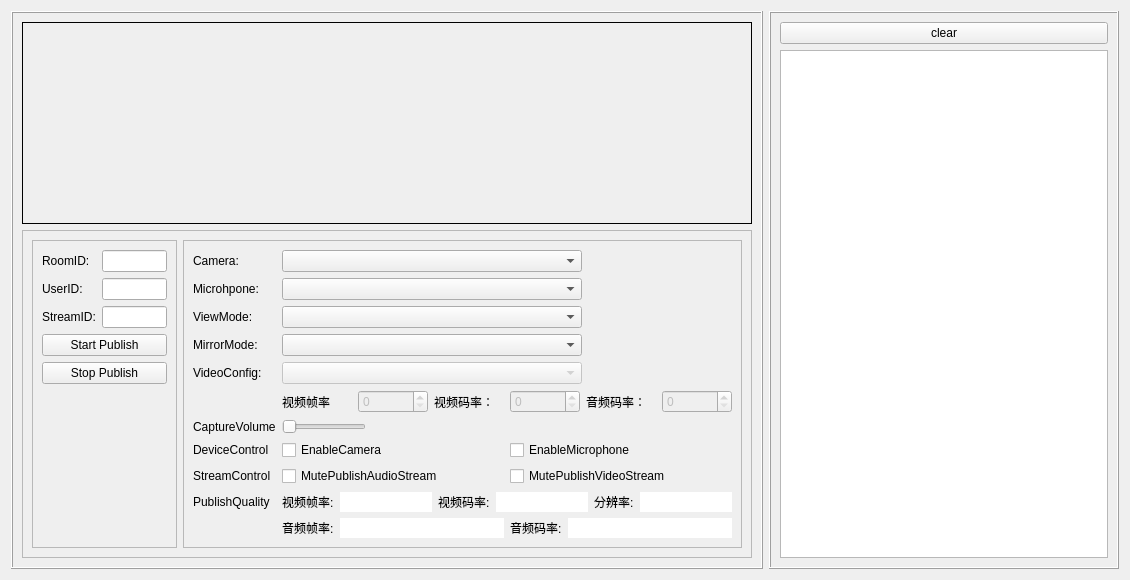
Old version of the form Publish/ZegoPublishDemo.ui in the repository zegoim/zego-express-example-topics-cpp.
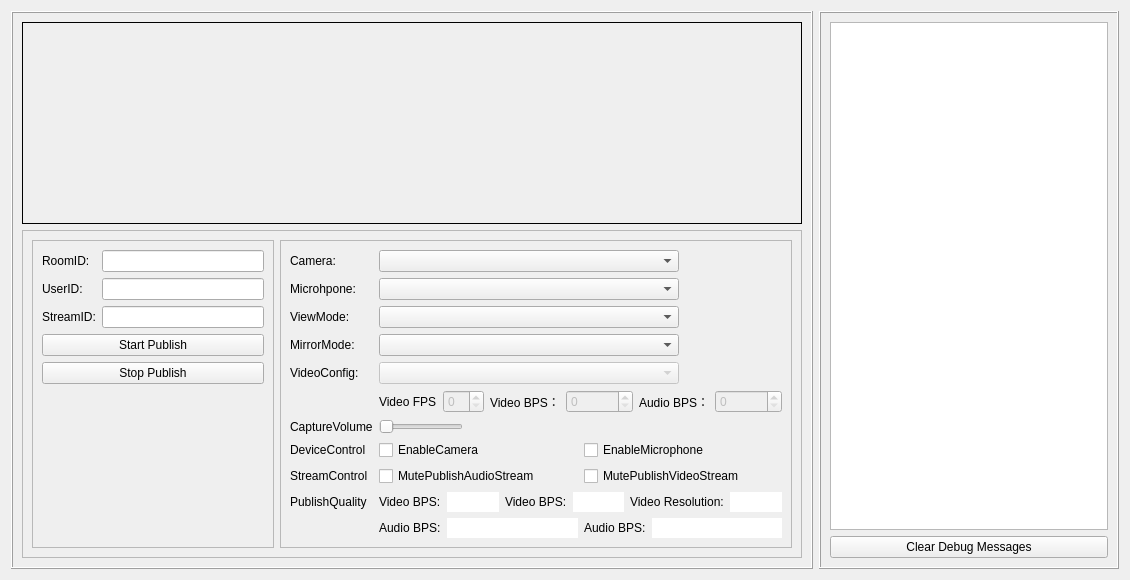
New version of the form.

```diff
--- a/Publish/ZegoPublishDemo.ui
+++ b/Publish/ZegoPublishDemo.ui
@@ -13,7 +13,7 @@
   <property name="windowTitle">
    <string>Form</string>
   </property>
-  <layout class="QHBoxLayout" name="horizontalLayout" stretch="2,1">
+  <layout class="QHBoxLayout" name="horizontalLayout" stretch="3,1">
    <item>
     <widget class="QFrame" name="frame">
      <property name="frameShape">
@@ -44,7 +44,7 @@
         <property name="frameShadow">
          <enum>QFrame::Raised</enum>
         </property>
-        <layout class="QHBoxLayout" name="horizontalLayout_3">
+        <layout class="QHBoxLayout" name="horizontalLayout_3" stretch="1,2">
          <item>
           <widget class="QFrame" name="frame_4">
            <property name="frameShape">
@@ -320,7 +320,7 @@
               <item>
                <widget class="QLabel" name="label_16">
                 <property name="text">
-                 <string>音频帧率:</string>
+                 <string>Audio BPS:</string>
                 </property>
                </widget>
               </item>
@@ -337,7 +337,7 @@
               <item>
                <widget class="QLabel" name="label_17">
                 <property name="text">
-                 <string>音频码率:</string>
+                 <string>Audio BPS:</string>
                 </property>
                </widget>
               </item>
@@ -358,7 +358,7 @@
               <item>
                <widget class="QLabel" name="label_8">
                 <property name="text">
-                 <string>视频帧率:</string>
+                 <string>Video BPS:</string>
                 </property>
                </widget>
               </item>
@@ -375,7 +375,7 @@
               <item>
                <widget class="QLabel" name="label_6">
                 <property name="text">
-                 <string>视频码率:</string>
+                 <string>Video BPS:</string>
                 </property>
                </widget>
               </item>
@@ -392,7 +392,7 @@
               <item>
                <widget class="QLabel" name="label_7">
                 <property name="text">
-                 <string>分辨率:</string>
+                 <string>Video Resolution:</string>
                 </property>
                </widget>
               </item>
@@ -420,7 +420,7 @@
               <item>
                <widget class="QLabel" name="label_15">
                 <property name="text">
-                 <string>视频帧率</string>
+                 <string>Video FPS</string>
                 </property>
                </widget>
               </item>
@@ -434,7 +434,7 @@
               <item>
                <widget class="QLabel" name="label_18">
                 <property name="text">
-                 <string>视频码率：</string>
+                 <string>Video BPS：</string>
                 </property>
                </widget>
               </item>
@@ -451,7 +451,7 @@
               <item>
                <widget class="QLabel" name="label_19">
                 <property name="text">
-                 <string>音频码率：</string>
+                 <string>Audio BPS：</string>
                 </property>
                </widget>
               </item>
@@ -479,20 +479,20 @@
    <item>
     <widget class="QFrame" name="frame_5">
      <property name="sizePolicy">
-      <sizepolicy hsizetype="Fixed" vsizetype="Preferred">
+      <sizepolicy hsizetype="Preferred" vsizetype="Preferred">
        <horstretch>0</horstretch>
        <verstretch>0</verstretch>
       </sizepolicy>
      </property>
      <property name="minimumSize">
       <size>
-       <width>350</width>
+       <width>300</width>
        <height>0</height>
       </size>
      </property>
      <property name="maximumSize">
       <size>
-       <width>350</width>
+       <width>16777215</width>
        <height>16777215</height>
       </size>
      </property>
@@ -503,21 +503,21 @@
       <enum>QFrame::Raised</enum>
      </property>
      <layout class="QVBoxLayout" name="verticalLayout_2">
-      <item>
-       <widget class="QPushButton" name="pushButton_clear_log">
-        <property name="text">
-         <string>clear</string>
-        </property>
-       </widget>
-      </item>
       <item>
        <widget class="QTextEdit" name="textEdit_log">
         <property name="html">
          <string>&lt;!DOCTYPE HTML PUBLIC &quot;-//W3C//DTD HTML 4.0//EN&quot; &quot;http://www.w3.org/TR/REC-html40/strict.dtd&quot;&gt;
 &lt;html&gt;&lt;head&gt;&lt;meta name=&quot;qrichtext&quot; content=&quot;1&quot; /&gt;&lt;style type=&quot;text/css&quot;&gt;
 p, li { white-space: pre-wrap; }
-&lt;/style&gt;&lt;/head&gt;&lt;body style=&quot; font-family:'SimSun'; font-size:13.5pt; font-weight:400; font-style:normal;&quot;&gt;
-&lt;p style=&quot;-qt-paragraph-type:empty; margin-top:0px; margin-bottom:0px; margin-left:0px; margin-right:0px; -qt-block-indent:0; text-indent:0px; font-size:9pt;&quot;&gt;&lt;br /&gt;&lt;/p&gt;&lt;/body&gt;&lt;/html&gt;</string>
+&lt;/style&gt;&lt;/head&gt;&lt;body style=&quot; font-family:'SimSun'; font-size:9pt; font-weight:400; font-style:normal;&quot;&gt;
+&lt;p style=&quot;-qt-paragraph-type:empty; margin-top:0px; margin-bottom:0px; margin-left:0px; margin-right:0px; -qt-block-indent:0; text-indent:0px;&quot;&gt;&lt;br /&gt;&lt;/p&gt;&lt;/body&gt;&lt;/html&gt;</string>
+        </property>
+       </widget>
+      </item>
+      <item>
+       <widget class="QPushButton" name="pushButton_clear_log">
+        <property name="text">
+         <string>Clear Debug Messages</string>
         </property>
        </widget>
       </item>
```
